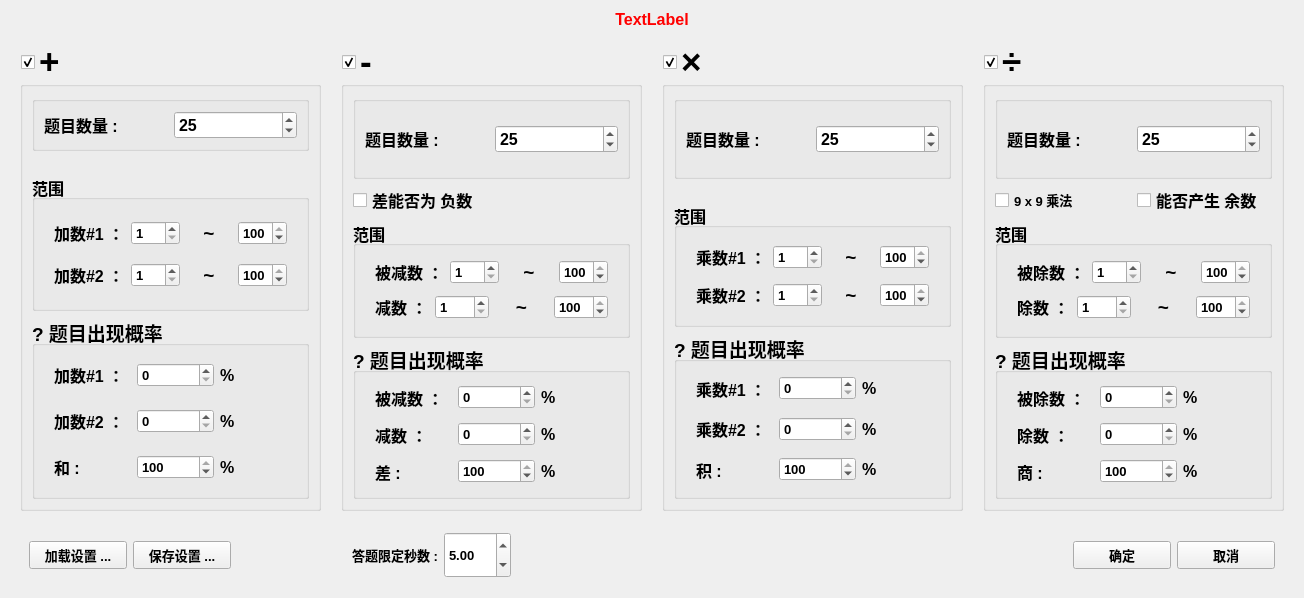
Old version of the form cpp/Qt/AddMinusMultiplyDivide_Watch/AddMinusMultiplyDivide_Watch/dialog.ui in the repository EdisoNewtong/Vector.
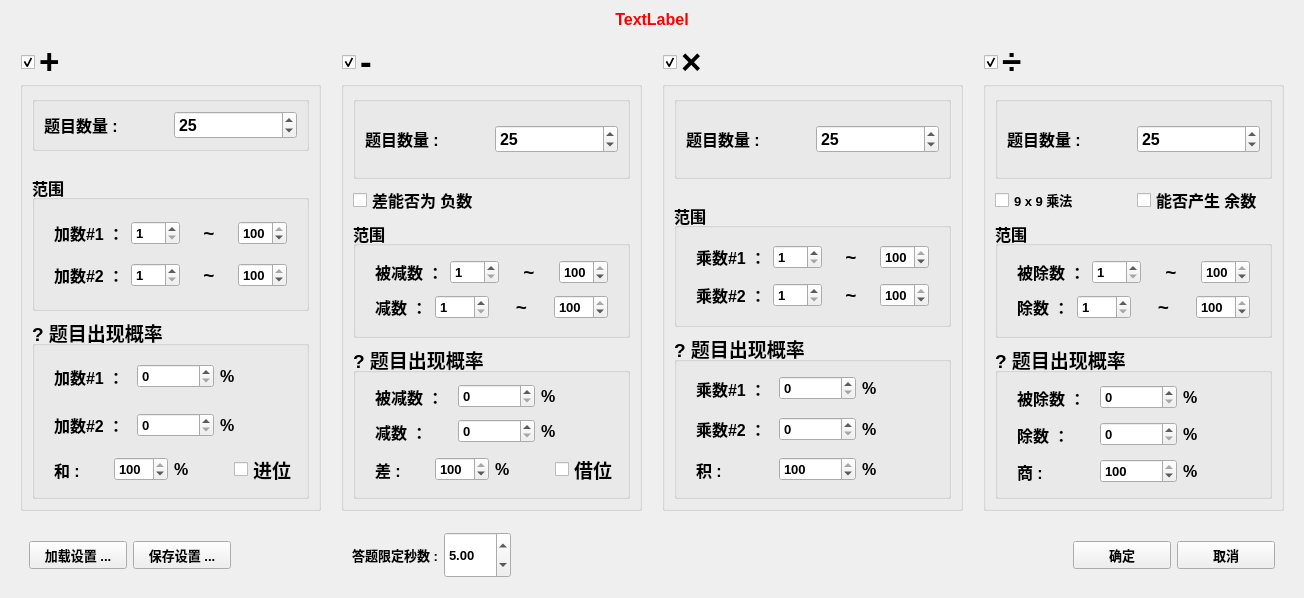
New version of the form.

Commit message:
1. Qt Add Minus Multiply Divide == Watch project == Add a new feature for advanceBit and  borrowBit
2. Add a ReadMe file for  Quick Sort

Diff of the .ui file:
```diff
--- a/cpp/Qt/AddMinusMultiplyDivide_Watch/AddMinusMultiplyDivide_Watch/dialog.ui
+++ b/cpp/Qt/AddMinusMultiplyDivide_Watch/AddMinusMultiplyDivide_Watch/dialog.ui
@@ -540,6 +540,13 @@
                 </property>
                </widget>
               </item>
+              <item>
+               <widget class="QCheckBox" name="advBitChk">
+                <property name="text">
+                 <string>进位</string>
+                </property>
+               </widget>
+              </item>
              </layout>
             </item>
            </layout>
@@ -931,7 +938,7 @@
              </layout>
             </item>
             <item>
-             <layout class="QHBoxLayout" name="horizontalLayout_18">
+             <layout class="QHBoxLayout" name="horizontalLayout_18" stretch="0,0,0,0">
               <property name="leftMargin">
                <number>10</number>
               </property>
@@ -983,6 +990,16 @@
                 </property>
                </widget>
               </item>
+              <item>
+               <widget class="QCheckBox" name="borrowBitChk">
+                <property name="text">
+                 <string>借位</string>
+                </property>
+                <property name="checked">
+                 <bool>false</bool>
+                </property>
+               </widget>
+              </item>
              </layout>
             </item>
            </layout>
```
The commit also changes 6 other files.
